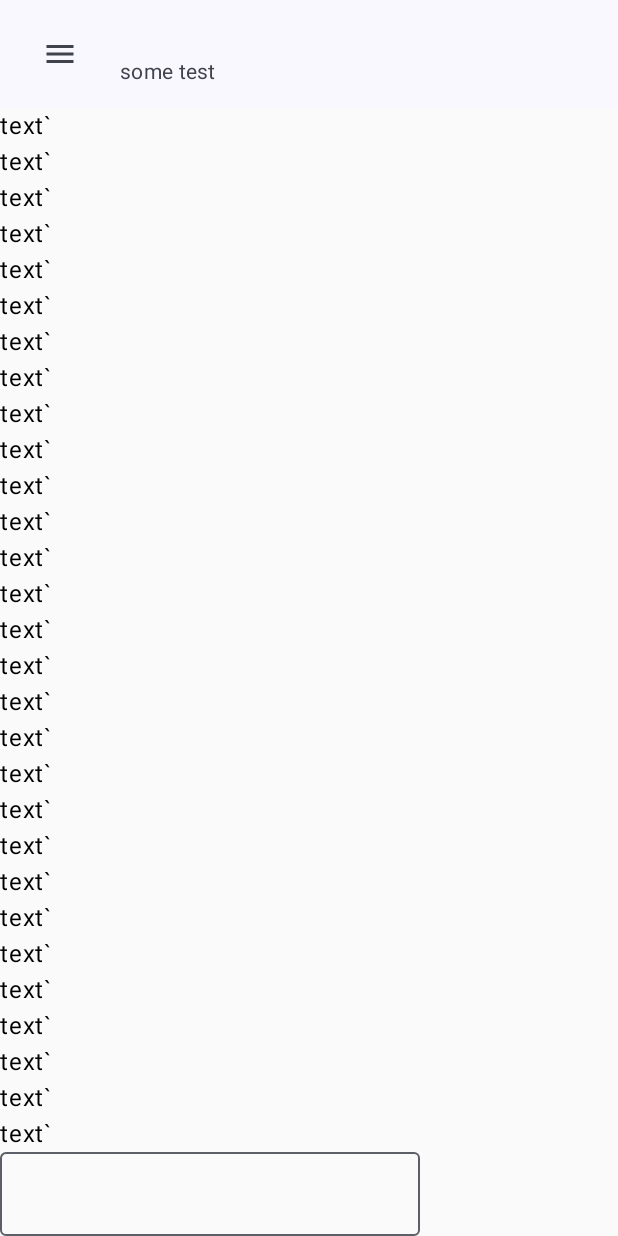
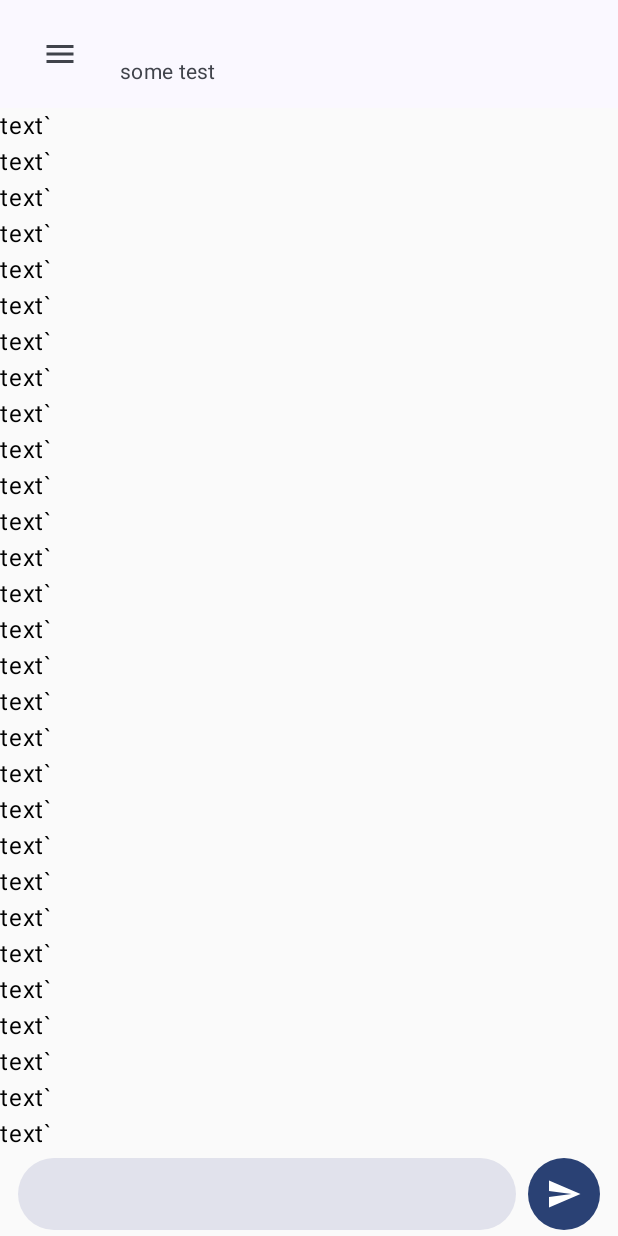
Before and after one commit to ankit7927/intune-compose, an Android app built with Jetpack Compose: the main_screen screen opened through its navigation route, on a phone screen of 412 x 824 dp. Run offline under Robolectric (Android 15) with nearby library versions, the phone set to English and light mode, and no system bars; network calls fail.

Commit message:
modified chat screen

```diff
--- a/app/src/main/java/com/lmptech/intune/ui/home/HomeScreen.kt
+++ b/app/src/main/java/com/lmptech/intune/ui/home/HomeScreen.kt
@@ -1,27 +1,58 @@
 package com.lmptech.intune.ui.home
 
+import androidx.compose.foundation.background
 import androidx.compose.foundation.layout.Box
 import androidx.compose.foundation.layout.Column
+import androidx.compose.foundation.layout.Row
+import androidx.compose.foundation.layout.Spacer
+import androidx.compose.foundation.layout.defaultMinSize
 import androidx.compose.foundation.layout.fillMaxSize
+import androidx.compose.foundation.layout.fillMaxWidth
+import androidx.compose.foundation.layout.height
 import androidx.compose.foundation.layout.navigationBarsPadding
+import androidx.compose.foundation.layout.padding
+import androidx.compose.foundation.layout.size
 import androidx.compose.foundation.layout.statusBarsPadding
+import androidx.compose.foundation.layout.width
 import androidx.compose.foundation.lazy.LazyColumn
+import androidx.compose.foundation.shape.CircleShape
+import androidx.compose.foundation.shape.RoundedCornerShape
+import androidx.compose.foundation.text.BasicTextField
 import androidx.compose.material.icons.Icons
+import androidx.compose.material.icons.automirrored.filled.Send
 import androidx.compose.material.icons.filled.Menu
+import androidx.compose.material3.ExperimentalMaterial3Api
+import androidx.compose.material3.FilledIconButton
 import androidx.compose.material3.Icon
 import androidx.compose.material3.IconButton
 import androidx.compose.material3.ListItem
+import androidx.compose.material3.MaterialTheme
 import androidx.compose.material3.OutlinedTextField
+import androidx.compose.material3.SearchBar
 import androidx.compose.material3.Text
+import androidx.compose.material3.TextField
+import androidx.compose.material3.TextFieldDefaults
 import androidx.compose.runtime.Composable
+import androidx.compose.runtime.mutableStateOf
+import androidx.compose.runtime.remember
+import androidx.compose.ui.Alignment
 import androidx.compose.ui.Modifier
+import androidx.compose.ui.graphics.Color
+import androidx.compose.ui.text.TextStyle
+import androidx.compose.ui.unit.dp
+import androidx.compose.ui.unit.sp
 
+@OptIn(ExperimentalMaterial3Api::class)
 @Composable
 fun HomeScreen(
     activeChatId: String,
     modifier: Modifier = Modifier,
     openDrawer: () -> Unit = {},
 ) {
+
+    val text = remember {
+        mutableStateOf("")
+    }
 
     Box(
         modifier = Modifier
@@ -47,7 +78,37 @@ fun HomeScreen(
                 }
             }
 
-            OutlinedTextField(value = "", onValueChange = {})
+            Row(
+                modifier = Modifier
+                    .fillMaxWidth()
+                    .padding(horizontal = 12.dp, vertical = 4.dp)
+            ) {
+
+                BasicTextField(
+                    modifier = Modifier
+                        .height(48.dp)
+                        .weight(1f),
+                    maxLines = 3,
+                    value = text.value, onValueChange = { text.value = it },
+                    textStyle = TextStyle(fontSize = 18.sp),
+                    decorationBox = {
+                        Row(
+                            Modifier
+                                .background(
+                                    color = MaterialTheme.colorScheme.surfaceVariant,
+                                    RoundedCornerShape(45.dp)
+                                ).padding(horizontal = 16.dp),
+                            verticalAlignment = Alignment.CenterVertically
+                        ) {
+                            it()
+                        }
+                    }
+                )
+                Spacer(modifier = Modifier.width(8.dp))
+                FilledIconButton(onClick = { /*TODO*/ }, modifier = Modifier.size(48.dp)) {
+                    Icon(imageVector = Icons.AutoMirrored.Default.Send, contentDescription = "")
+                }
+            }
         }
     }
 
```
